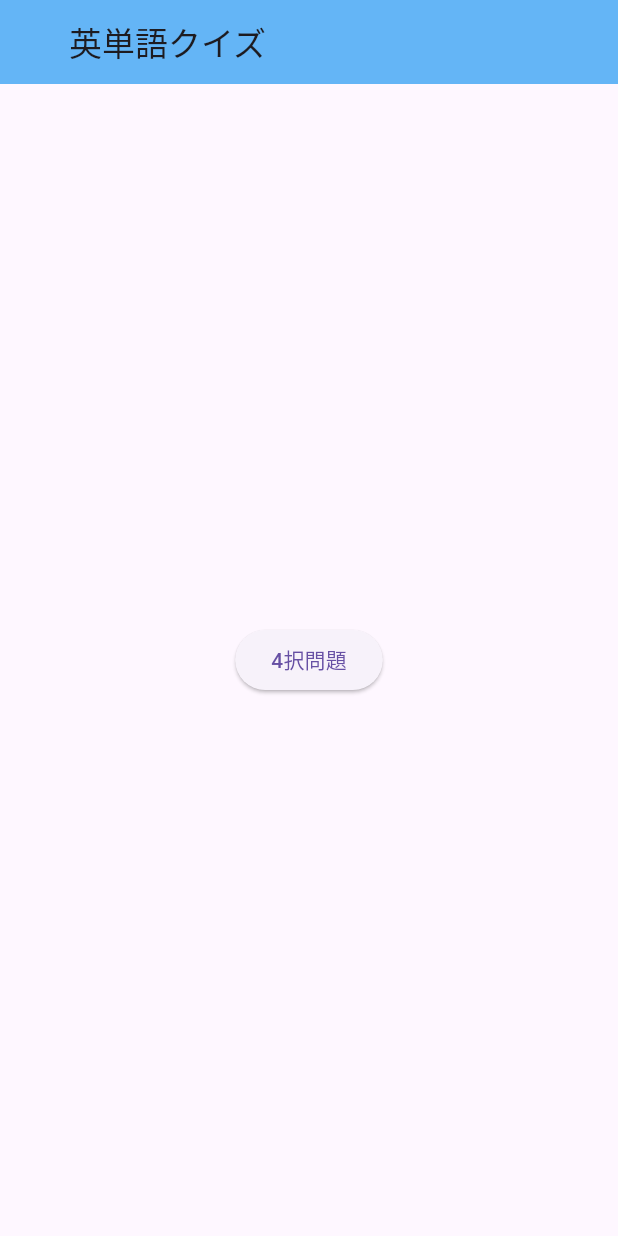
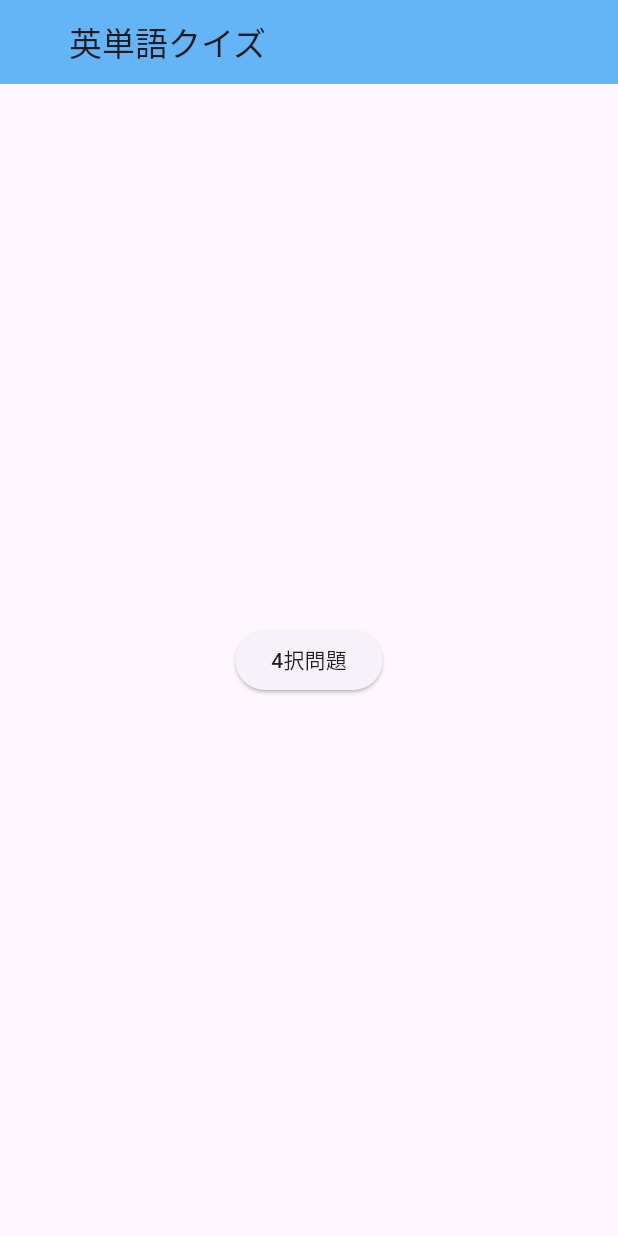
Before and after one commit to ape-kill-readers/ex3_flutter_quizApp, a Flutter app: the screen it shows after launch, on a phone screen of 412 x 824 dp. Run offline on Flutter 3.47's test engine with Material 3 defaults, Android fonts, the phone set to English and light mode, and no system bars; our stand-ins replace csv; Roboto replaces fonts that are missing (IPAex).

Commit message:
set the entire elevatedButtonText color to black

```diff
--- a/lib/main.dart
+++ b/lib/main.dart
@@ -14,6 +14,11 @@ class MyApp extends StatelessWidget {
         home: const HomeScreen(),
         theme: ThemeData(
           fontFamily: 'IPAex',
+          elevatedButtonTheme: ElevatedButtonThemeData(
+            style: ElevatedButton.styleFrom(
+              onPrimary: Colors.black87,
+            ),
+          ),
         )
       );
   }
```
